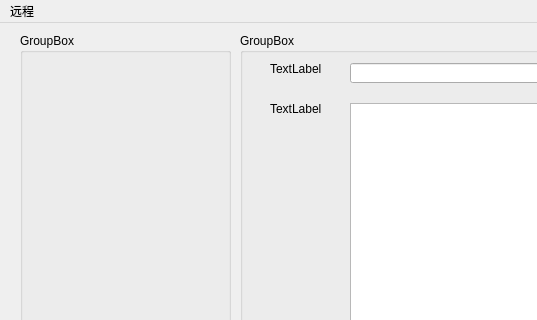
Above: mainwindow.ui from wattlebird/BlogClient before the change; both pictures show x 0 to 537 and y 0 to 320 of the 765 by 496 pixel window. Below: the same form after it.
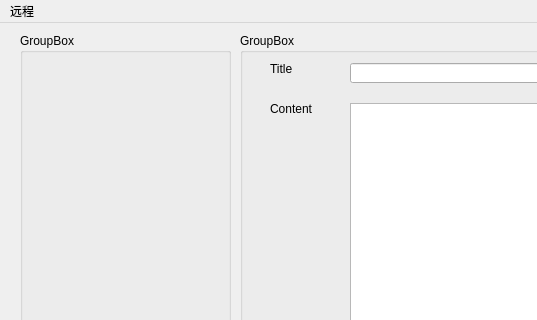
That is the form after the change.

Patch:
```diff
--- a/mainwindow.ui
+++ b/mainwindow.ui
@@ -49,7 +49,7 @@
       </rect>
      </property>
      <property name="text">
-      <string>TextLabel</string>
+      <string>Title</string>
      </property>
     </widget>
     <widget class="QLineEdit" name="lineEdit">
@@ -72,7 +72,7 @@
       </rect>
      </property>
      <property name="text">
-      <string>TextLabel</string>
+      <string>Content</string>
      </property>
     </widget>
     <widget class="QTextEdit" name="textEdit">
```
Left out of the diff: 6 changed lines with no effect on the pictures.
